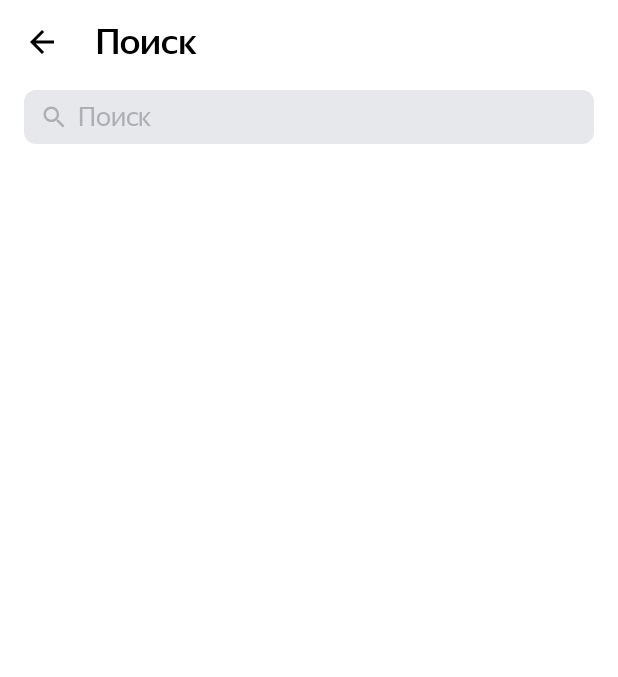
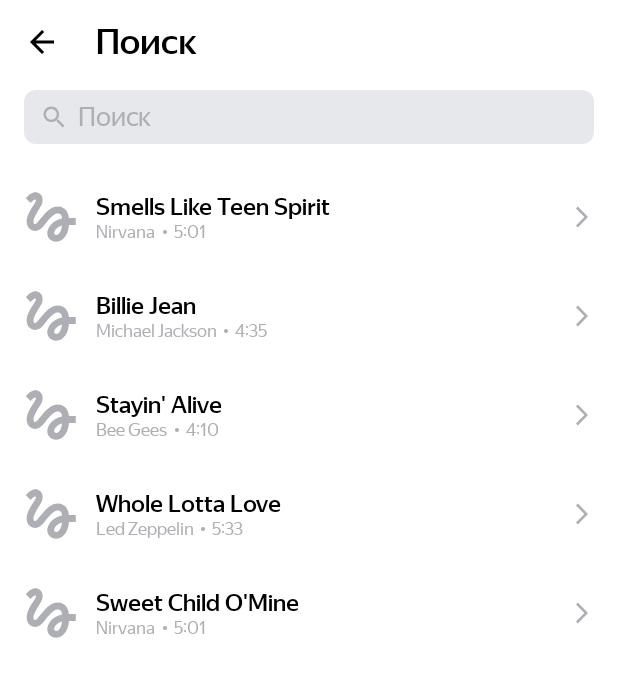
Before and after one commit to Zedar0/PlaylistMaker, an Android app: the SearchActivity screen opened directly, with no data from a screen before it, on a phone screen of 412 x 824 dp. Shown: the top 677 px of the screen. Run offline under Robolectric (Android 15) with nearby library versions, the phone set to English and light mode, and no system bars; pictures from the network do not load.

Commit message:
Домашняя работа по Спринту№10. Байкин Н.А

```diff
--- a/app/build.gradle
+++ b/app/build.gradle
@@ -41,4 +41,6 @@ dependencies {
     testImplementation 'junit:junit:4.13.2'
     androidTestImplementation 'androidx.test.ext:junit:1.1.5'
     androidTestImplementation 'androidx.test.espresso:espresso-core:3.5.1'
+    implementation 'com.github.bumptech.glide:glide:4.14.2'
+    annotationProcessor 'com.github.bumptech.glide:compiler:4.14.2'
 }
--- a/app/src/main/AndroidManifest.xml
+++ b/app/src/main/AndroidManifest.xml
@@ -1,7 +1,7 @@
 <?xml version="1.0" encoding="utf-8"?>
 <manifest xmlns:android="http://schemas.android.com/apk/res/android"
     xmlns:tools="http://schemas.android.com/tools">
-
+    <uses-permission android:name="android.permission.INTERNET"/>
     <application
         android:allowBackup="true"
         android:dataExtractionRules="@xml/data_extraction_rules"
--- a/app/src/main/java/com/example/playlistmaker/SearchActivity.kt
+++ b/app/src/main/java/com/example/playlistmaker/SearchActivity.kt
@@ -10,6 +10,7 @@ import android.view.View
 import android.view.inputmethod.InputMethodManager
 import android.widget.EditText
 import android.widget.ImageView
+import androidx.recyclerview.widget.RecyclerView
 
 class SearchActivity : AppCompatActivity() {
     private var editText:String = ""
@@ -43,6 +44,33 @@ class SearchActivity : AppCompatActivity() {
             }
         }
         inputEditText.addTextChangedListener(simpleTextWatcher)
+        val trackListAdapter = TrackListAdapter(
+            listOf(
+                Track("Smells Like Teen Spirit",
+                    "Nirvana",
+                    "5:01",
+                    "https://is5-ssl.mzstatic.com/image/thumb/Music115/v4/7b/58/c2/7b58c21a-2b51-2bb2-e59a-9bb9b96ad8c3/00602567924166.rgb.jpg/100x100bb.jpg"),
+                Track("Billie Jean",
+                    "Michael Jackson",
+                    "4:35",
+                    "https://is5-ssl.mzstatic.com/image/thumb/Music125/v4/3d/9d/38/3d9d3811-71f0-3a0e-1ada-3004e56ff852/827969428726.jpg/100x100bb.jpg"),
+                Track("Stayin' Alive",
+                    "Bee Gees",
+                    "4:10",
+                    "https://is4-ssl.mzstatic.com/image/thumb/Music115/v4/1f/80/1f/1f801fc1-8c0f-ea3e-d3e5-387c6619619e/16UMGIM86640.rgb.jpg/100x100bb.jpg"),
+                Track("Whole Lotta Love",
+                    "Led Zeppelin",
+                    "5:33",
+                    "https://is2-ssl.mzstatic.com/image/thumb/Music62/v4/7e/17/e3/7e17e33f-2efa-2a36-e916-7f808576cf6b/mzm.fyigqcbs.jpg/100x100bb.jpg"),
+                Track("Sweet Child O'Mine",
+                    "Nirvana",
+                    "5:01",
+                    "https://is5-ssl.mzstatic.com/image/thumb/Music125/v4/a0/4d/c4/a04dc484-03cc-02aa-fa82-5334fcb4bc16/18UMGIM24878.rgb.jpg/100x100bb.jpg")
+            )
+        )
+
+        val rvWeather = findViewById<RecyclerView>(R.id.rvTrackList)
+        rvWeather.adapter = trackListAdapter
     }
     private fun clearButtonVisibility(s: CharSequence?): Int {
         return if (s.isNullOrEmpty()) {
--- /dev/null
+++ b/app/src/main/java/com/example/playlistmaker/Track.kt
@@ -0,0 +1,8 @@
+package com.example.playlistmaker
+
+data class Track(
+    val trackName: String,
+    val artistName: String,
+    val trackTime: String,
+    val artworkUrl100: String
+    )
--- /dev/null
+++ b/app/src/main/java/com/example/playlistmaker/TrackListAdapter.kt
@@ -0,0 +1,23 @@
+package com.example.playlistmaker
+
+import android.view.LayoutInflater
+import android.view.ViewGroup
+import androidx.recyclerview.widget.RecyclerView
+
+class TrackListAdapter (
+private val data: List<Track>
+) : RecyclerView.Adapter<TrackListViewHolder> () {
+
+    override fun onCreateViewHolder(parent: ViewGroup, viewType: Int): TrackListViewHolder {
+        val view = LayoutInflater.from(parent.context).inflate(R.layout.track_item, parent, false)
+        return TrackListViewHolder(view)
+    }
+
+    override fun onBindViewHolder(holder: TrackListViewHolder, position: Int) {
+        holder.bind(data[position])
+    }
+
+    override fun getItemCount(): Int {
+        return data.size
+    }
+}
--- /dev/null
+++ b/app/src/main/java/com/example/playlistmaker/TrackListViewHolder.kt
@@ -0,0 +1,27 @@
+package com.example.playlistmaker
+
+import android.view.View
+import android.widget.ImageView
+import android.widget.TextView
+import androidx.recyclerview.widget.RecyclerView
+import com.bumptech.glide.Glide
+import com.bumptech.glide.load.resource.bitmap.RoundedCorners
+
+class TrackListViewHolder(itemView: View): RecyclerView.ViewHolder(itemView) {
+    private val ivTrackImage: ImageView = itemView.findViewById(R.id.ivTrackImage)
+    private val tvTrackName: TextView = itemView.findViewById(R.id.tvTrackName)
+    private val tvArtistName: TextView = itemView.findViewById(R.id.tvArtistName)
+    private val tvTrackTime: TextView = itemView.findViewById(R.id.tvTrackTime)
+
+
+    fun bind(item: Track) {
+        Glide.with(ivTrackImage).load(item.artworkUrl100)
+            .centerInside()
+            .transform(RoundedCorners(4))
+            .placeholder(R.drawable.placeholder)
+            .into(ivTrackImage)
+        tvTrackName.text = item.trackName
+        tvArtistName.text = item.artistName
+        tvTrackTime.text = item.trackTime
+    }
+}
--- /dev/null
+++ b/app/src/main/res/drawable/placeholder.xml
@@ -0,0 +1,7 @@
+<vector android:height="44dp" android:viewportHeight="45"
+    android:viewportWidth="45" android:width="44dp" xmlns:android="http://schemas.android.com/apk/res/android">
+    <group>
+        <clip-path android:pathData="M0,0h45v45h-45z"/>
+        <path android:fillColor="#AEAFB4" android:pathData="M8.606,12.919C9.919,11.587 11.231,10.387 11.813,10.631C12.75,11.006 11.813,12.563 11.25,13.481C10.781,14.269 5.888,20.775 5.888,25.313C5.888,27.712 6.788,29.7 8.4,30.9C9.806,31.95 11.663,32.269 13.35,31.763C15.356,31.181 17.006,29.138 19.087,26.569C21.356,23.775 24.394,20.119 26.737,20.119C29.794,20.119 29.831,22.013 30.038,23.475C22.95,24.675 19.95,30.356 19.95,33.544C19.95,36.731 22.65,39.338 25.969,39.338C29.025,39.338 34.013,36.844 34.763,27.9H39.375V23.212H34.744C34.463,20.119 32.7,15.337 27.188,15.337C22.969,15.337 19.35,18.919 17.925,20.663C16.837,22.031 14.063,25.313 13.631,25.763C13.163,26.325 12.356,27.337 11.55,27.337C10.706,27.337 10.2,25.781 10.875,23.737C11.531,21.694 13.5,18.375 14.344,17.138C15.806,15 16.781,13.538 16.781,10.988C16.781,6.919 13.706,5.625 12.075,5.625C9.6,5.625 7.444,7.5 6.975,7.969C6.3,8.644 5.738,9.206 5.325,9.712L8.606,12.919ZM26.025,34.781C25.444,34.781 24.638,34.294 24.638,33.431C24.638,32.306 26.006,29.306 30.019,28.256C29.456,33.3 27.337,34.781 26.025,34.781Z"/>
+    </group>
+</vector>
--- /dev/null
+++ b/app/src/main/res/drawable/point_icon.xml
@@ -0,0 +1,4 @@
+<vector android:height="12dp" android:viewportHeight="13"
+    android:viewportWidth="13" android:width="12dp" xmlns:android="http://schemas.android.com/apk/res/android">
+    <path android:fillColor="#AEAFB4" android:pathData="M6.5,6.5m-1.5,0a1.5,1.5 0,1 1,3 0a1.5,1.5 0,1 1,-3 0"/>
+</vector>
--- a/app/src/main/res/layout/activity_search.xml
+++ b/app/src/main/res/layout/activity_search.xml
@@ -1,9 +1,9 @@
 <?xml version="1.0" encoding="utf-8"?>
-<LinearLayout
-    xmlns:android="http://schemas.android.com/apk/res/android"
+<LinearLayout xmlns:android="http://schemas.android.com/apk/res/android"
     xmlns:tools="http://schemas.android.com/tools"
     android:layout_width="match_parent"
     android:layout_height="match_parent"
+    xmlns:app="http://schemas.android.com/apk/res-auto"
     android:background="?attr/colorSecondary"
     android:orientation="vertical"
     tools:context=".SearchActivity">
@@ -63,5 +63,13 @@
             android:visibility="gone"
             android:foreground="?attr/selectableItemBackground"/>
     </FrameLayout>
+    <androidx.recyclerview.widget.RecyclerView
+        android:id="@+id/rvTrackList"
+        android:layout_width="match_parent"
+        android:layout_height="wrap_content"
+        android:layout_marginTop="@dimen/dimention_16dp"
+        app:layoutManager="androidx.recyclerview.widget.LinearLayoutManager"
+        android:orientation="vertical"
+        tools:listitem="@layout/track_item"/>
 
 </LinearLayout>
--- /dev/null
+++ b/app/src/main/res/layout/track_item.xml
@@ -0,0 +1,79 @@
+<?xml version="1.0" encoding="utf-8"?>
+<FrameLayout xmlns:android="http://schemas.android.com/apk/res/android"
+    xmlns:tools="http://schemas.android.com/tools"
+    android:layout_width="match_parent"
+    android:layout_height="wrap_content">
+
+    <ImageView
+        android:id="@+id/ivTrackImage"
+        android:layout_width="@dimen/dimention_44dp"
+        android:layout_height="@dimen/dimention_44dp"
+        android:layout_gravity="start|center"
+        android:layout_marginStart="@dimen/dimention_12dp"
+        tools:background="@drawable/placeholder"/>
+
+    <LinearLayout
+        android:layout_width="match_parent"
+        android:layout_height="wrap_content"
+        android:layout_marginVertical="@dimen/dimention_16dp"
+        android:layout_marginStart="@dimen/dimention_64dp"
+        android:layout_marginEnd="@dimen/dimention_44dp"
+        android:orientation="vertical">
+
+        <TextView
+            android:id="@+id/tvTrackName"
+            style="@style/ReturnTextStyle"
+            android:layout_width="wrap_content"
+            android:layout_height="wrap_content"
+            android:ellipsize="end"
+            android:textFontWeight="400"
+            android:maxLines="1"
+            android:textSize="@dimen/text_size_16"
+            tools:text="Песня"/>
+
+        <LinearLayout
+            android:layout_width="wrap_content"
+            android:layout_height="wrap_content"
+            android:orientation="horizontal">
+
+            <TextView
+                android:id="@+id/tvArtistName"
+                style="@style/TrackArtistAndTimeStyle"
+                android:layout_width="wrap_content"
+                android:layout_height="wrap_content"
+                android:ellipsize="end"
+                android:layout_weight="1"
+                android:fontFamily="@font/ys_display_regular"
+                android:maxLines="1"
+                android:textSize="12sp"
+                tools:text="Артист"/>
+
+            <ImageView
+                style="@style/SettingsParameterIconStyle"
+                android:layout_width="wrap_content"
+                android:layout_height="wrap_content"
+                android:layout_gravity="center"
+                android:src="@drawable/point_icon" />
+
+            <TextView
+                android:id="@+id/tvTrackTime"
+                style="@style/TrackArtistAndTimeStyle"
+                android:layout_width="wrap_content"
+                android:layout_height="wrap_content"
+                android:ellipsize="end"
+                android:fontFamily="@font/ys_display_regular"
+                android:maxLines="1"
+                android:textSize="12sp"
+                tools:text="Время"/>
+        </LinearLayout>
+    </LinearLayout>
+
+    <ImageView
+        style="@style/SettingsParameterIconStyle"
+        android:layout_width="@dimen/dimention_24dp"
+        android:layout_height="@dimen/dimention_24dp"
+        android:layout_gravity="end|center"
+        android:layout_marginEnd="@dimen/dimention_12dp"
+        android:src="@drawable/user_guide_icon" />
+
+</FrameLayout>
--- a/app/src/main/res/values-night/themes.xml
+++ b/app/src/main/res/values-night/themes.xml
@@ -16,4 +16,7 @@
     <style name="Theme.PlaylistMaker.SearchStringColor">
         <item name="colorSecondary">@color/white</item>
     </style>
+    <style name="TrackArtistAndTimeStyle">
+        <item name="android:textColor">@color/white</item>
+    </style>
 </resources>
--- a/app/src/main/res/values/dimens.xml
+++ b/app/src/main/res/values/dimens.xml
@@ -15,4 +15,6 @@
     <dimen name="dimention_56dp">56dp</dimen>
     <dimen name="dimention_8dp">8dp</dimen>
     <dimen name="dimention_36dp">36dp</dimen>
+    <dimen name="dimention_44dp">44dp</dimen>
+    <dimen name="dimention_64dp">64dp</dimen>
 </resources>
--- a/app/src/main/res/values/styles.xml
+++ b/app/src/main/res/values/styles.xml
@@ -48,5 +48,9 @@
         <item name="android:background">@drawable/rounded_corner_search</item>
         <item name="android:textColor">@color/black</item>
     </style>
+    <style name="TrackArtistAndTimeStyle">
+        <item name="android:textColor">@color/icon_day_mode</item>
+        <item name="android:textFontWeight">400</item>
+    </style>
 
 </resources>
```
